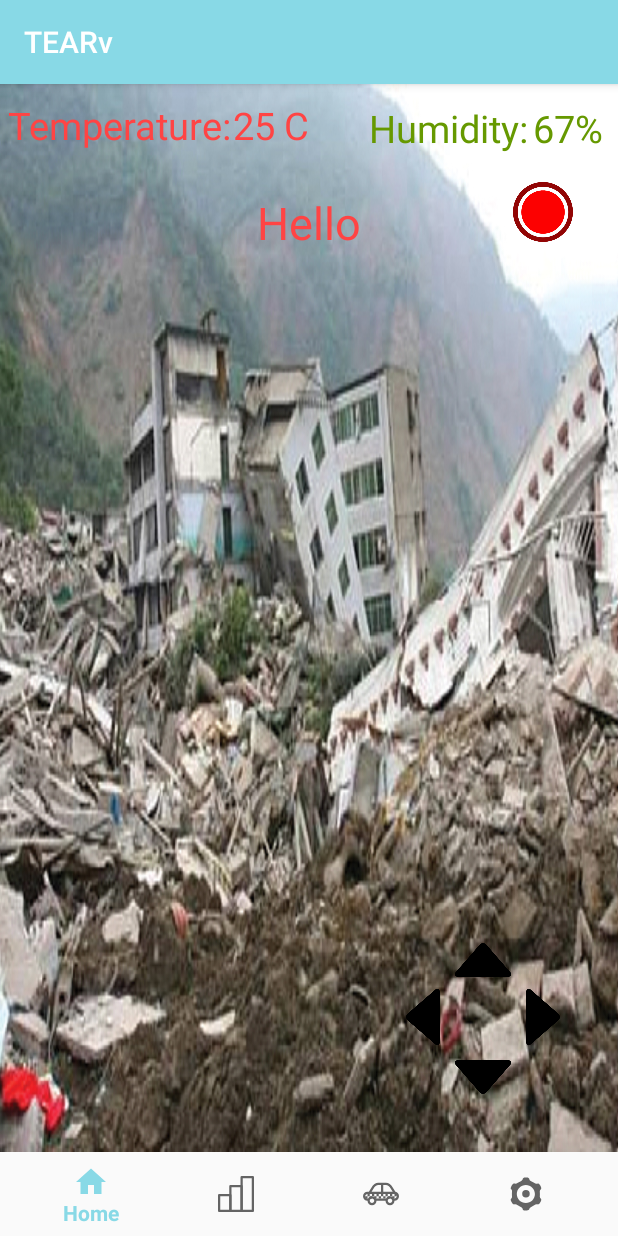
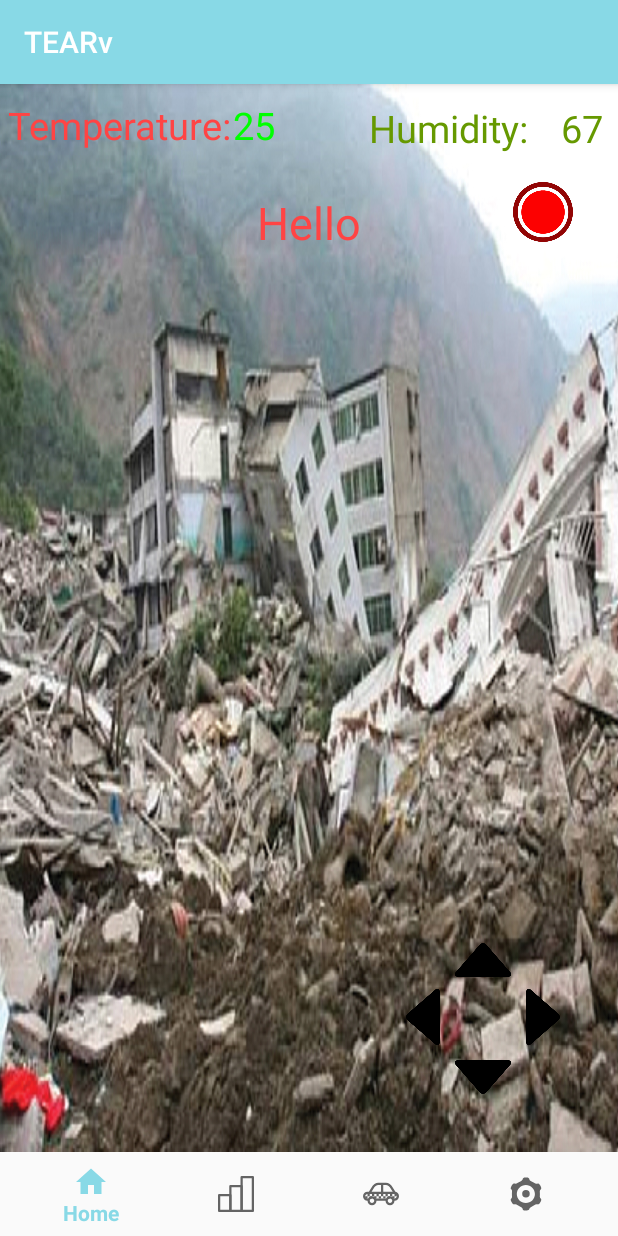
Before and after one commit to Ayruahs/TEARv, an Android app: the screen it shows after launch once a user with an empty profile is signed in (TabsActivity), on a phone screen of 412 x 824 dp. Run offline under Robolectric (Android 15) with nearby library versions, the phone set to English and light mode, and no system bars; our stand-ins replace Firebase (no records; nobody signed in at launch, a user with empty details on screens opened directly); 2 statements that could not run were skipped.

Commit message:
changed text color programmatically

```diff
--- a/app/build.gradle
+++ b/app/build.gradle
@@ -10,6 +10,8 @@ android {
         versionName "1.0"
         testInstrumentationRunner "android.support.test.runner.AndroidJUnitRunner"
         vectorDrawables.useSupportLibrary = true
+        multiDexEnabled true
+
     }
     buildTypes {
         release {
@@ -34,6 +36,7 @@ dependencies {
     testImplementation 'junit:junit:4.12'
     androidTestImplementation 'com.android.support.test:runner:1.0.2'
     androidTestImplementation 'com.android.support.test.espresso:espresso-core:3.0.2'
+    implementation 'com.android.support:multidex:1.0.3'
 }
 
 apply plugin: 'com.google.gms.google-services'
--- a/app/src/main/java/com/tearvandroid/tearvandroid/HomeFragment.java
+++ b/app/src/main/java/com/tearvandroid/tearvandroid/HomeFragment.java
@@ -1,5 +1,6 @@
 package com.tearvandroid.tearvandroid;
 
+import android.graphics.Color;
 import android.os.Bundle;
 import android.support.annotation.Nullable;
 import android.support.v4.app.Fragment;
@@ -16,6 +17,8 @@ public class HomeFragment extends Fragment {
     Button leftArrow;
     Button rightArrow;
     TextView textToChange;
+    TextView tempTextView;
+    TextView humidityTextView;
 
     @Nullable
     @Override
@@ -27,6 +30,17 @@ public class HomeFragment extends Fragment {
         leftArrow = (Button) view.findViewById(R.id.arrow_left);
         rightArrow = (Button) view.findViewById(R.id.arrow_right);
         textToChange = (TextView) view.findViewById(R.id.txt);
+        tempTextView = (TextView) view.findViewById(R.id.tempValue);
+        humidityTextView = (TextView) view.findViewById(R.id.humidityValue);
+
+        int tempValue = Integer.parseInt(tempTextView.getText().toString());
+        int humidityValue = Integer.parseInt(humidityTextView.getText().toString());
+
+        if (tempValue > 40) {
+            tempTextView.setTextColor(Color.RED);
+        } else {
+            tempTextView.setTextColor(Color.GREEN);
+        }
 
         upArrow.setOnClickListener(new View.OnClickListener() {
             @Override
--- a/app/src/main/res/layout/fragment_home.xml
+++ b/app/src/main/res/layout/fragment_home.xml
@@ -75,7 +75,7 @@
         android:layout_alignParentTop="true"
         android:layout_marginStart="155dp"
         android:layout_marginTop="10dp"
-        android:text="25 C"
+        android:text="25"
         android:textSize="25dp"
         android:textColor="@android:color/holo_red_light"/>
 
@@ -99,7 +99,7 @@
         android:layout_alignParentTop="true"
         android:layout_marginEnd="10dp"
         android:layout_marginTop="12dp"
-        android:text="67%"
+        android:text="67"
         android:textColor="@android:color/holo_green_dark"
         android:textSize="25dp" />
 
--- a/build.gradle
+++ b/build.gradle
@@ -7,12 +7,12 @@ buildscript {
         jcenter()
     }
     dependencies {
-        classpath 'com.android.tools.build:gradle:3.2.0'
+        classpath 'com.android.tools.build:gradle:3.2.1'
 
 
         // NOTE: Do not place your application dependencies here; they belong
         // in the individual module build.gradle files
-        classpath 'com.google.gms:google-services:3.1.1'
+        classpath 'com.google.gms:google-services:4.2.0'
     }
 }
 
```
